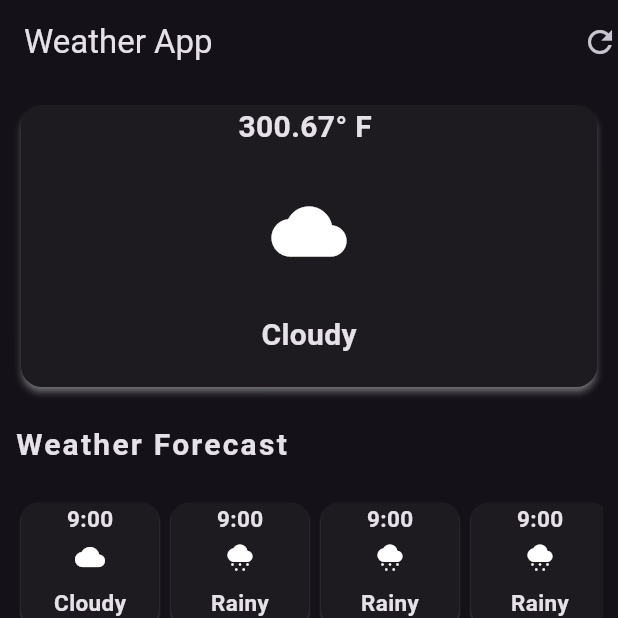
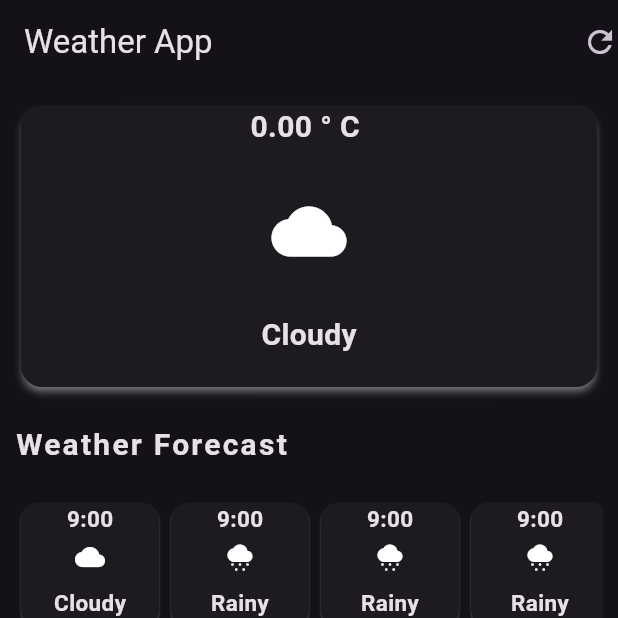
Before and after one commit to farhanmahmud21/weather_app, a Flutter app: the screen it shows after launch, on a phone screen of 412 x 824 dp, the top half of it. Run offline on Flutter 3.47's test engine with Material 3 defaults, Android fonts, the phone set to English and light mode, and no system bars; network calls fail.

Commit message:
Refactor WeatherScreen to implement weather fetching and update layout with FutureBuilder

```diff
--- /dev/null
+++ b/lib/utils/utils.dart
@@ -0,0 +1,4 @@
+class Utils {
+  const Utils._();
+  static const String apiKey = "38f91636dd15e933a6c1c872df8048df";
+}
--- a/lib/weather_screen.dart
+++ b/lib/weather_screen.dart
@@ -1,5 +1,6 @@
 import 'dart:convert';
 
+import 'package:flutter/gestures.dart';
 import 'package:flutter/material.dart';
 import 'package:http/http.dart';
 import 'package:http/http.dart' as http;
@@ -14,17 +15,32 @@ class WeatherScreen extends StatefulWidget {
 }
 
 class _WeatherScreenState extends State<WeatherScreen> {
+  double temp = 0;
   @override
   void initState() {
     super.initState();
-    getWeather();
+    // getWeather();
   }
 
   var uri =
-      "https://api.openweathermap.org/data/2.5/weather?q=Dhaka,uk&APPID=38f91636dd15e933a6c1c872df8048df";
+      "https://api.openweathermap.org/data/2.5/forecast?q=London,uk&APPID=38f91636dd15e933a6c1c872df8048df";
   Future<void> getWeather() async {
     var response = await http.get(Uri.parse(uri));
-    print(response.body);
+    var decodedData = json.decode(response.body);
+    // print(response.body);
+    // print(decodedData);
+    // print(response.body);
+
+    // temp = decodedData['list'][0]['main']['temp'] - 273.15;
+
+    if (decodedData['cod'] == '200') {
+      setState(() {});
+      temp = decodedData['list'][0]['main']['temp'] - 273.15;
+      print(temp);
+      return decodedData;
+    } else {
+      throw "Throwed an exception";
+    }
   }
 
   @override
@@ -32,9 +48,24 @@ class _WeatherScreenState extends State<WeatherScreen> {
     return Scaffold(
       appBar: AppBar(
         title: Text('Weather App'),
-        actions: [GestureDetector(child: Icon(Icons.refresh))],
+        actions: [
+          GestureDetector(
+            child: Icon(Icons.refresh),
+            onTap: () {
+              setState(() {
+                getWeather();
+              });
+            },
           ),
-      body: Padding(
+        ],
+      ),
+      body: FutureBuilder(
+        future: getWeather(),
+        builder: (context, snapshot) {
+          print(snapshot);
+          print(snapshot.hasData);
+
+          return Padding(
             padding: const EdgeInsets.all(10.0),
             child: Column(
               crossAxisAlignment: CrossAxisAlignment.start,
@@ -53,7 +84,7 @@ class _WeatherScreenState extends State<WeatherScreen> {
                       mainAxisAlignment: MainAxisAlignment.center,
                       children: [
                         Text(
-                      '300.67° F ',
+                          '${temp.toStringAsFixed(2)} ° C ',
                           style: TextStyle(
                             fontSize: 20,
                             fontWeight: FontWeight.bold,
@@ -120,6 +151,8 @@ class _WeatherScreenState extends State<WeatherScreen> {
                 ),
               ],
             ),
+          );
+        },
       ),
     );
   }
```
Lines whose indentation alone changed are shown as unchanged.
